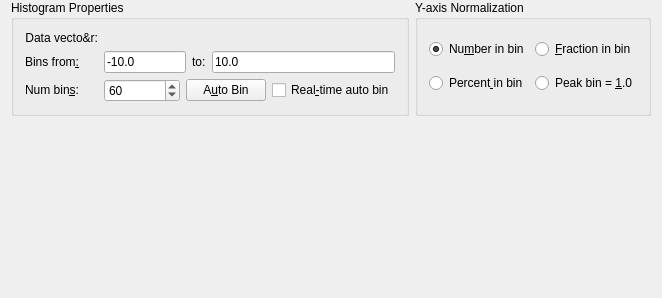
The window that src/libkstapp/histogramtab.ui (Kst-plot/kst) describes before a commit, drawn with Qt 5.
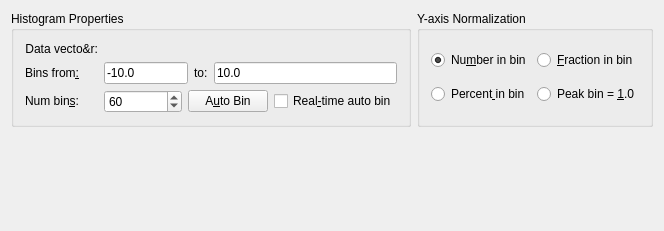
The same window after the commit. Custom widgets are drawn as their Qt base class.

Diff of the .ui file:
```diff
--- a/src/libkstapp/histogramtab.ui
+++ b/src/libkstapp/histogramtab.ui
@@ -6,8 +6,8 @@
    <rect>
     <x>0</x>
     <y>0</y>
-    <width>662</width>
-    <height>298</height>
+    <width>664</width>
+    <height>231</height>
    </rect>
   </property>
   <property name="sizePolicy">
@@ -17,10 +17,29 @@
    </sizepolicy>
   </property>
   <layout class="QGridLayout" name="gridLayout_2">
-   <property name="topMargin">
-    <number>0</number>
-   </property>
+   <item row="1" column="0">
+    <widget class="Kst::CurveAppearance" name="_curveAppearance" native="true">
+     <property name="sizePolicy">
+      <sizepolicy hsizetype="Fixed" vsizetype="Preferred">
+       <horstretch>0</horstretch>
+       <verstretch>0</verstretch>
+      </sizepolicy>
+     </property>
+    </widget>
+   </item>
+   <item row="1" column="1">
+    <widget class="Kst::CurvePlacement" name="_curvePlacement" native="true">
+     <property name="sizePolicy">
+      <sizepolicy hsizetype="Preferred" vsizetype="Preferred">
+       <horstretch>0</horstretch>
+       <verstretch>0</verstretch>
+      </sizepolicy>
+     </property>
+    </widget>
+   </item>
    <item row="0" column="0" colspan="2">
+    <layout class="QHBoxLayout" name="horizontalLayout">
+     <item>
     <widget class="QGroupBox" name="ButtonGroup1_3">
      <property name="sizePolicy">
       <sizepolicy hsizetype="Preferred" vsizetype="Fixed">
@@ -211,29 +230,19 @@
      </layout>
     </widget>
    </item>
-   <item row="0" column="2">
+     <item>
     <widget class="QGroupBox" name="ButtonGroup5">
+       <property name="sizePolicy">
+        <sizepolicy hsizetype="Fixed" vsizetype="Preferred">
+         <horstretch>0</horstretch>
+         <verstretch>0</verstretch>
+        </sizepolicy>
+       </property>
      <property name="title">
       <string>Y-axis Normalization</string>
      </property>
      <layout class="QGridLayout">
-      <property name="margin">
-       <number>11</number>
-      </property>
-      <property name="spacing">
-       <number>6</number>
-      </property>
-      <item row="1" column="0">
-       <widget class="QRadioButton" name="_normalizationIsPercent">
-        <property name="whatsThis">
-         <string>The Y axis of the histogram reports the percent of the samples in the bin.</string>
-        </property>
-        <property name="text">
-         <string>Percent&amp; in bin</string>
-        </property>
-       </widget>
-      </item>
-      <item row="0" column="1">
+        <item row="0" column="2">
        <widget class="QRadioButton" name="_normalizationIsFraction">
         <property name="whatsThis">
          <string>The Y axis of the histogram reports the fraction of samples in the bin.</string>
@@ -256,7 +265,7 @@
         </property>
        </widget>
       </item>
-      <item row="1" column="1">
+        <item row="1" column="2">
        <widget class="QRadioButton" name="_normalizationMaximumOne">
         <property name="whatsThis">
          <string>The Y axis of the histogram is normalized so that the highest bin is 1.</string>
@@ -269,29 +278,35 @@
         </property>
        </widget>
       </item>
-     </layout>
-    </widget>
-   </item>
-   <item row="2" column="0">
-    <widget class="Kst::CurveAppearance" name="_curveAppearance" native="true"/>
-   </item>
    <item row="1" column="0">
-    <widget class="Kst::CurvePlacement" name="_curvePlacement" native="true"/>
+         <widget class="QRadioButton" name="_normalizationIsPercent">
+          <property name="whatsThis">
+           <string>The Y axis of the histogram reports the percent of the samples in the bin.</string>
+          </property>
+          <property name="text">
+           <string>Percent&amp; in bin</string>
+          </property>
+         </widget>
+        </item>
+       </layout>
+      </widget>
+     </item>
+    </layout>
    </item>
   </layout>
  </widget>
  <layoutdefault spacing="6" margin="11"/>
  <customwidgets>
-  <customwidget>
-   <class>Kst::CurvePlacement</class>
-   <extends>QWidget</extends>
-   <header>curveplacement.h</header>
-  </customwidget>
   <customwidget>
    <class>Kst::VectorSelector</class>
    <extends>QWidget</extends>
    <header>vectorselector.h</header>
   </customwidget>
+  <customwidget>
+   <class>Kst::CurvePlacement</class>
+   <extends>QWidget</extends>
+   <header>curveplacement.h</header>
+  </customwidget>
   <customwidget>
    <class>Kst::CurveAppearance</class>
    <extends>QWidget</extends>
```
Lines whose indentation alone changed are shown as unchanged.
